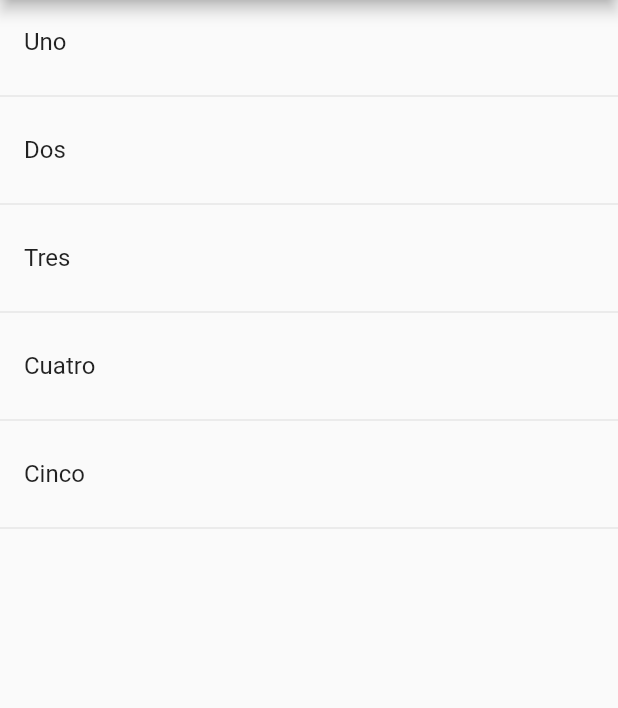
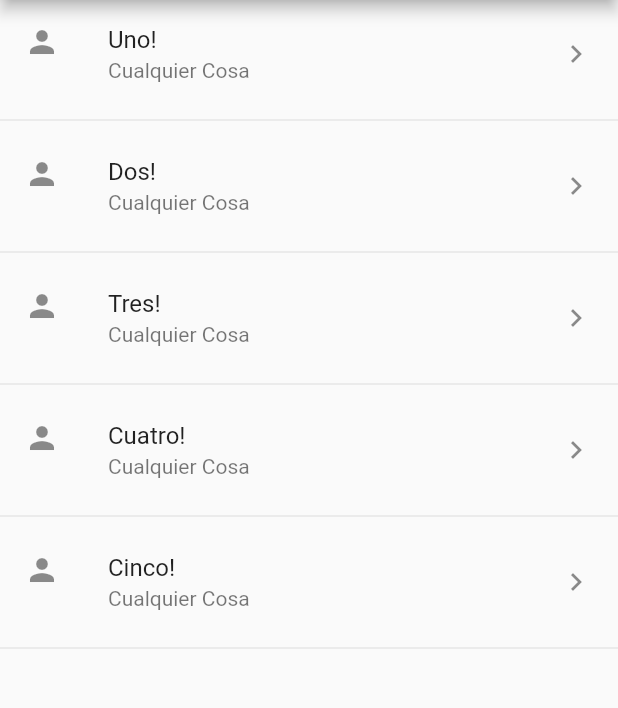
Before and after one commit to Gnico10/flutter_componentes, a Flutter app: the screen it shows after launch, on a phone screen of 412 x 824 dp, the part 84-792 px from its top. Run offline on Flutter 3.47's test engine with Material 2 defaults, Android fonts, the phone set to English and light mode, and no system bars.

Commit message:
Crear ListTile utilizando la función map.

```diff
--- a/lib/src/pages/home_temp.dart
+++ b/lib/src/pages/home_temp.dart
@@ -10,7 +10,8 @@ class HomePageTemp extends StatelessWidget {
         title: Text('Componentes Temp'),
       ),
       body: ListView(
-        children: _crearItems(),
+        // children: _crearItems(),
+        children: _crearItemscorta(),
       ),
     );
   }
@@ -28,4 +29,21 @@ class HomePageTemp extends StatelessWidget {
 
     return lista;
   }
+
+  List<Widget> _crearItemscorta() {
+    return opciones.map((opt) {
+      return Column(
+        children: [
+          ListTile(
+            title: Text(opt + '!'),
+            subtitle: Text('Cualquier Cosa'),
+            leading: Icon(Icons.person),
+            trailing: Icon(Icons.keyboard_arrow_right),
+            onTap: () {},
+          ),
+          Divider(),
+        ],
+      );
+    }).toList();
+  }
 }
```
